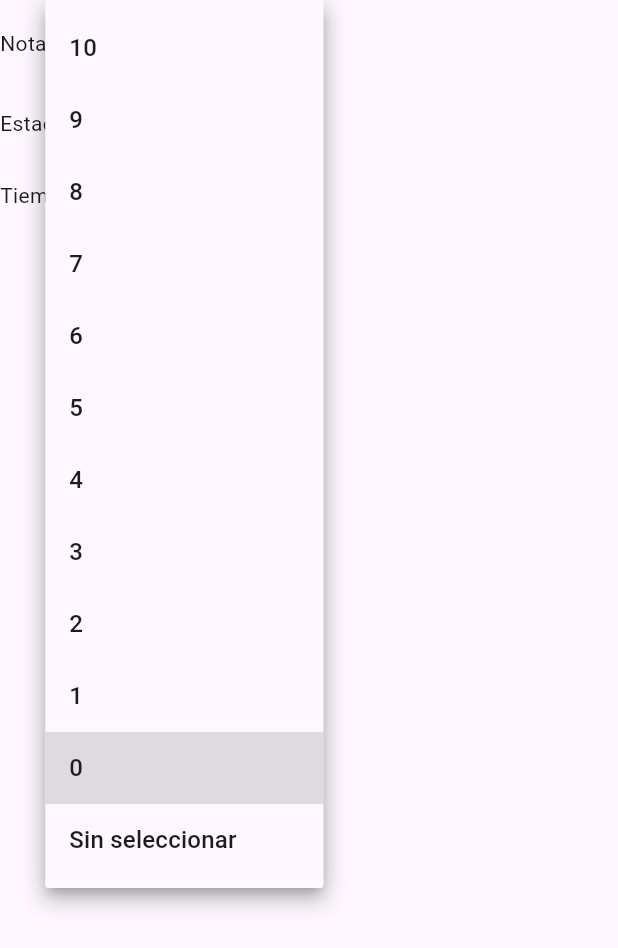
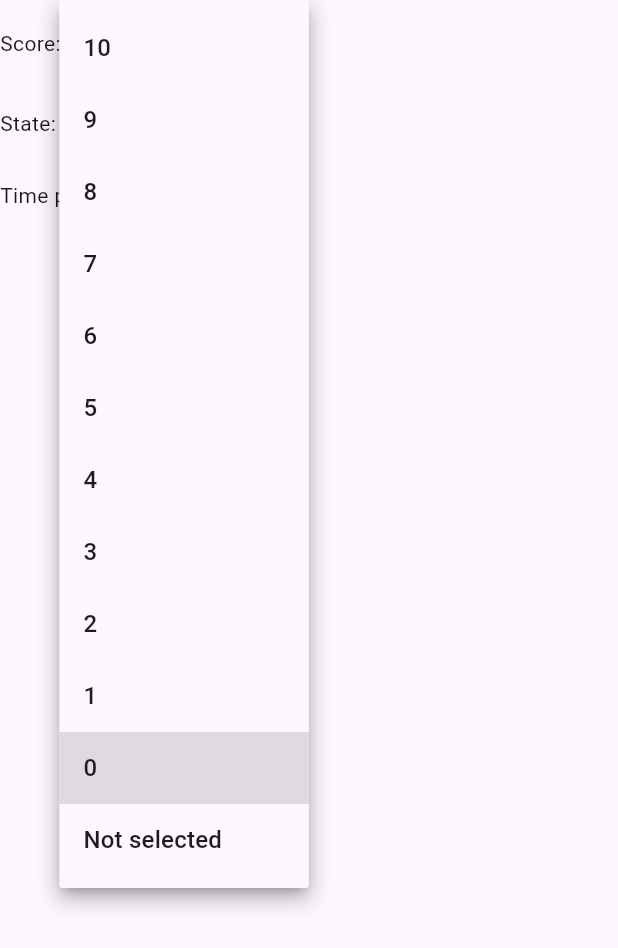
Before and after one commit to HugoReyHol/gestion_juegos, a Flutter app: the GameFormWidget widget shown alone on an empty page, opened directly with empty values, after a tap on an icon or button, on a phone screen of 412 x 824 dp. Shown: the top 948 px of the screen. Run offline on Flutter 3.47's test engine with Material 3 defaults, Android fonts, the phone set to English and light mode, and no system bars; our stand-ins replace flutter_riverpod, shared_preferences, sqflite_common_ffi; accounts and stored records are empty; generated files the repository leaves out were written again.

Commit message:
GameForm traducido

```diff
--- a/lib/components/game_form_widget.dart
+++ b/lib/components/game_form_widget.dart
@@ -4,18 +4,21 @@ import 'package:flutter_riverpod/flutter_riverpod.dart';
 import 'package:gestion_juegos/models/user_game.dart';
 import 'package:gestion_juegos/providers/user_games_provider.dart';
 import 'package:gestion_juegos/util/extensions.dart';
+import 'package:flutter_gen/gen_l10n/app_localizations.dart';
 
 class GameFormWidget extends ConsumerWidget {
   GameFormWidget({super.key, required this.userGame});
 
   UserGame userGame;
 
-  final List<String> _scoreValues = ["10", "9", "8", "7", "6", "5", "4", "3", "2", "1", "0", "Sin seleccionar"];
+  final List<String> _scoreValues = ["10", "9", "8", "7", "6", "5", "4", "3", "2", "1", "0", "No score"];
   final TextEditingController _timePlayedCtrll = TextEditingController();
 
   @override
   Widget build(BuildContext context, WidgetRef ref) {
     _timePlayedCtrll.text = "${userGame.timePlayed}";
+    final loc = AppLocalizations.of(context)!;
+    _scoreValues[_scoreValues.length-1] = loc.game_form_none;
 
     return Column( // Si userGame existe
       mainAxisSize: MainAxisSize.min,
@@ -23,7 +26,7 @@ class GameFormWidget extends ConsumerWidget {
         Row(
           spacing: 15,
           children: [
-            Text("Nota"),
+            Text(loc.game_form_score),
             DropdownButton<String>(
               padding: EdgeInsets.all(5),
               value: userGame.score == null ? _scoreValues.last : "${userGame.score}",
@@ -42,7 +45,7 @@ class GameFormWidget extends ConsumerWidget {
         Row(
           spacing: 15,
           children: [
-            Text("Estado"),
+            Text(loc.game_form_state),
             DropdownButton<GameStates>(
               value: userGame.gameState,
               items: GameStates.values.map((GameStates gameState) {
@@ -61,13 +64,13 @@ class GameFormWidget extends ConsumerWidget {
         Row(
           spacing: 15,
           children: [
-            Text("Tiempo jugado"),
+            Text(loc.game_form_time),
             SizedBox(
               width: 75,
               child: TextField(
                 controller: _timePlayedCtrll,
                 decoration: InputDecoration(
-                  suffixText: "h"
+                  suffixText: loc.game_form_time_suf
                 ),
                 keyboardType: TextInputType.number,
                 inputFormatters: [
--- a/lib/l10n/app_en.arb
+++ b/lib/l10n/app_en.arb
@@ -53,5 +53,11 @@
 
   "game_wid_dev": "Dev: ",
   "game_wid_pub": "Pub: ",
-  "game_wid_l_upd": "Last update: "
+  "game_wid_l_upd": "Last update: ",
+
+  "game_form_score": "Score:",
+  "game_form_state": "State:",
+  "game_form_time": "Time played:",
+  "game_form_time_suf": "h",
+  "game_form_none": "Not selected"
 }
--- a/lib/l10n/app_es.arb
+++ b/lib/l10n/app_es.arb
@@ -53,6 +53,11 @@
 
   "game_wid_dev": "Des: ",
   "game_wid_pub": "Ed: ",
-  "game_wid_l_upd": "Última actualización: "
+  "game_wid_l_upd": "Última actualización: ",
 
+  "game_form_score": "Nota:",
+  "game_form_state": "Estado:",
+  "game_form_time": "Tiempo jugado:",
+  "game_form_time_suf": "h",
+  "game_form_none": "Sin seleccionar"
 }
```
